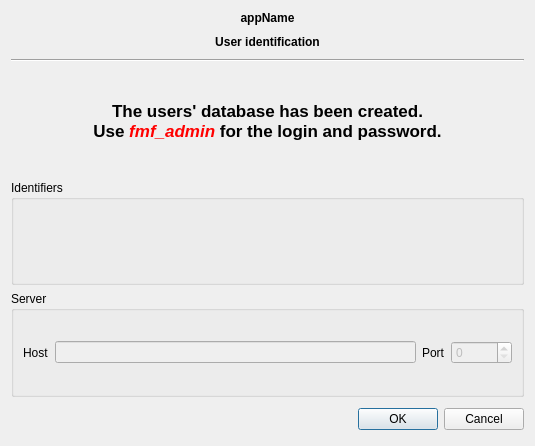
Old version of the form plugins/usermanagerplugin/widgets/useridentifier.ui in the repository FreeHealth/freehealth.
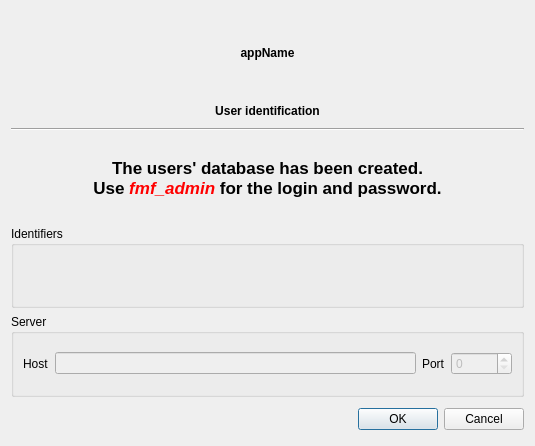
New version of the form. Custom widgets are drawn as their Qt base class.

Commit message: correctly resize the splash

Patch:
```diff
--- a/plugins/usermanagerplugin/widgets/useridentifier.ui
+++ b/plugins/usermanagerplugin/widgets/useridentifier.ui
@@ -17,7 +17,7 @@
    <item row="0" column="0" colspan="2">
     <widget class="QLabel" name="lblAppName">
      <property name="sizePolicy">
-      <sizepolicy hsizetype="Preferred" vsizetype="Fixed">
+      <sizepolicy hsizetype="Preferred" vsizetype="Preferred">
        <horstretch>0</horstretch>
        <verstretch>0</verstretch>
       </sizepolicy>
```
The commit also changes 1 other file.
